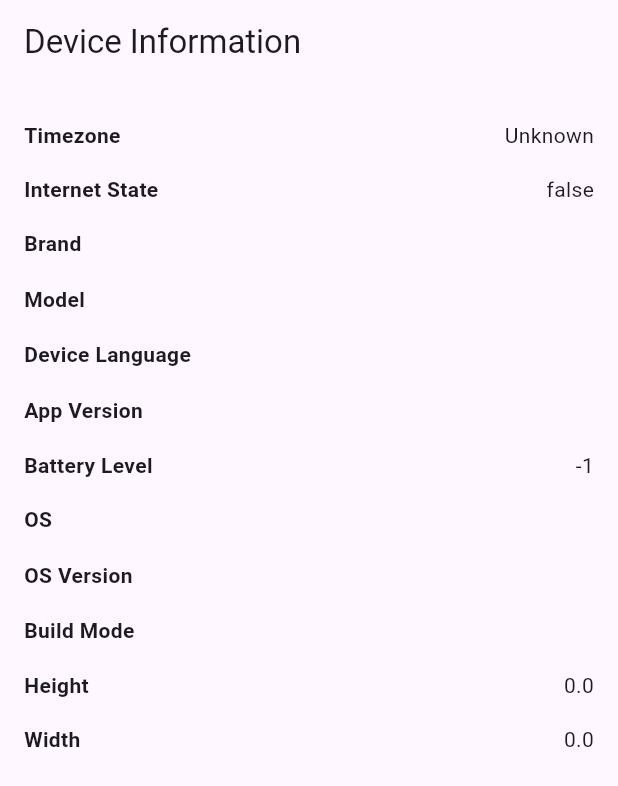
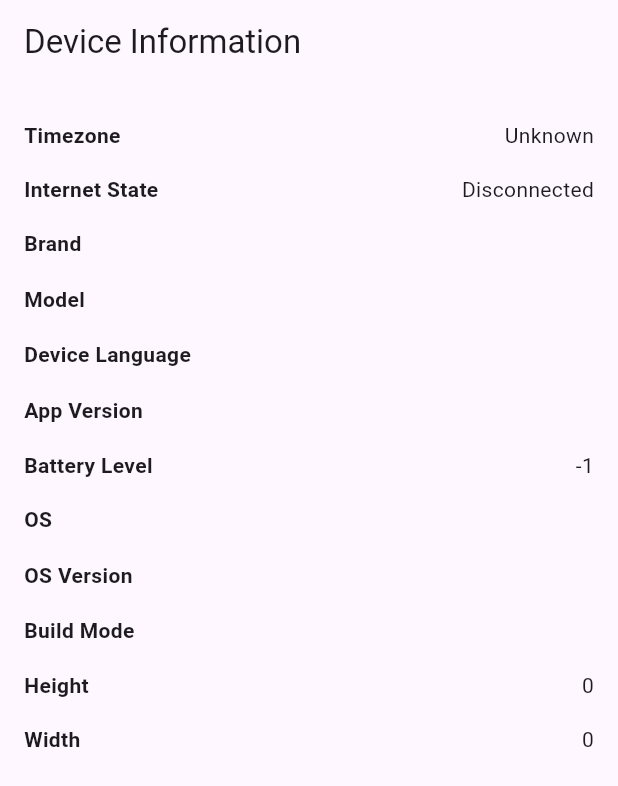
Before and after one commit to shreygupta799/nudge_test, a Flutter app: the screen it shows after launch, on a phone screen of 412 x 824 dp. Shown: the top 786 px of the screen. Run offline on Flutter 3.47's test engine with Material 3 defaults, Android fonts, the phone set to English and light mode, and no system bars.

Commit message:
changed ui

```diff
--- a/lib/model/device_info_model.dart
+++ b/lib/model/device_info_model.dart
@@ -9,8 +9,8 @@ class DeviceInfoModel {
   final String os;
   final String osVersion;
   final String buildMode;
-  final double height;
-  final double width;
+  final int height;
+  final int width;
 
   DeviceInfoModel({
     required this.timezone,
@@ -39,8 +39,8 @@ class DeviceInfoModel {
       os: map['os'] as String,
       osVersion: map['osVersion'] as String,
       buildMode: map['buildMode'] as String,
-      height: (map['height'] as num).toDouble(),
-      width: (map['width'] as num).toDouble(),
+      height: (map['height'] as num).toInt(),
+      width: (map['width'] as num).toInt(),
     );
   }
 
--- a/lib/view/device_info_view.dart
+++ b/lib/view/device_info_view.dart
@@ -44,7 +44,11 @@ class _DeviceInfoScreenState extends State<DeviceInfoScreen> {
         crossAxisAlignment: CrossAxisAlignment.start,
         children: [
           _buildInfoRow("Timezone", deviceInfo?.timezone),
-          _buildInfoRow("Internet State", deviceInfo?.internetState.toString()),
+          _buildInfoRow(
+              "Internet State",
+              (deviceInfo?.internetState.toString() == "true")
+                  ? "Connected"
+                  : "Disconnected"),
           _buildInfoRow("Brand", deviceInfo?.brand),
           _buildInfoRow("Model", deviceInfo?.model),
           _buildInfoRow("Device Language", deviceInfo?.deviceLanguage),
```
Also changed, not shown: lib/view_model/device_info_view_model.dart (+17 -28 lines).
